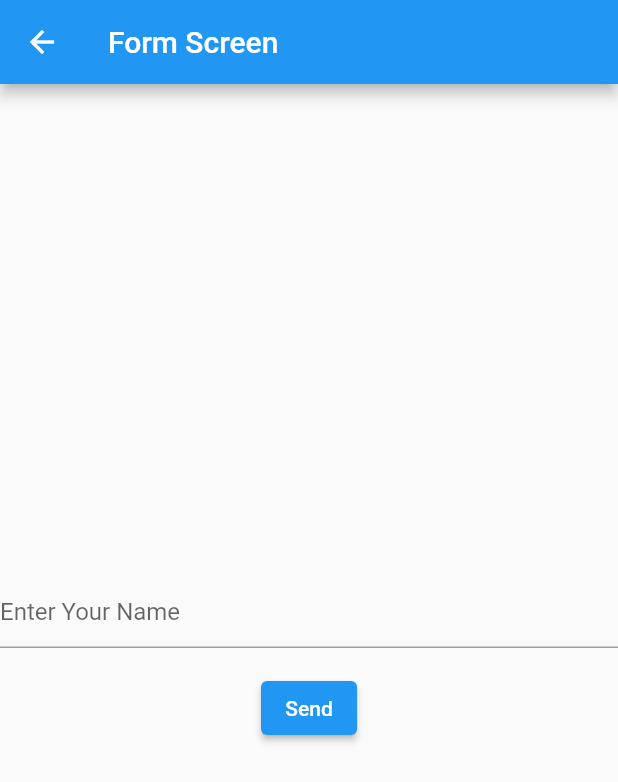
After one commit to AlamNur99/quotes-app-flutter, a Flutter app: the screen it shows after launch, after a tap on the "quiz" icon, on a phone screen of 412 x 824 dp. The commit adds this screen. Shown: the top 782 px of the screen. Run offline on Flutter 3.47's test engine with Material 2 defaults, Android fonts, the phone set to English and light mode, and no system bars.

Commit message:
return data from new page

```diff
--- a/lib/main.dart
+++ b/lib/main.dart
@@ -1,9 +1,7 @@
+import 'package:declarative_navigation/routes/page_manager.dart';
 import 'package:declarative_navigation/routes/router_delegate.dart';
-import 'package:declarative_navigation/screen/quote_detail_screen.dart';
-import 'package:declarative_navigation/screen/quotes_list_screen.dart';
 import 'package:flutter/material.dart';
-
-import 'model/quote.dart';
+import 'package:provider/provider.dart';
 
 void main() {
   runApp(const QuotesApp());
@@ -27,11 +25,14 @@ class _QuotesAppState extends State<QuotesApp> {
 
   @override
   Widget build(BuildContext context) {
-    return MaterialApp(
-      title: 'Quotes App',
-      home: Router(
-        routerDelegate: myRouterDelegate,
-        backButtonDispatcher: RootBackButtonDispatcher(),
+    return ChangeNotifierProvider(
+      create: (context) => PageManager(),
+      child: MaterialApp(
+        title: 'Quotes App',
+        home: Router(
+          routerDelegate: myRouterDelegate,
+          backButtonDispatcher: RootBackButtonDispatcher(),
+        ),
       ),
     );
   }
--- /dev/null
+++ b/lib/routes/page_manager.dart
@@ -0,0 +1,16 @@
+import 'dart:async';
+
+import 'package:flutter/material.dart';
+
+class PageManager<String> extends ChangeNotifier {
+  late Completer<String> _completer;
+
+  Future<String> waitForResult() async {
+    _completer = Completer<String>();
+    return _completer.future;
+  }
+
+  void returnData(String value) {
+    _completer.complete(value);
+  }
+}
--- a/lib/routes/router_delegate.dart
+++ b/lib/routes/router_delegate.dart
@@ -1,3 +1,4 @@
+import 'package:declarative_navigation/screen/form_screen.dart';
 import 'package:flutter/material.dart';
 
 import '../model/quote.dart';
@@ -11,6 +12,7 @@ class MyRouterDelegate extends RouterDelegate
   MyRouterDelegate() : _navigatorKey = GlobalKey<NavigatorState>();
 
   String? selectedQuote;
+  bool isForm = false;
 
   @override
   Widget build(BuildContext context) {
@@ -25,6 +27,10 @@ class MyRouterDelegate extends RouterDelegate
               selectedQuote = quoteId;
               notifyListeners();
             },
+            toFormScreen: () {
+              isForm = true;
+              notifyListeners();
+            },
           ),
         ),
         if (selectedQuote != null)
@@ -32,6 +38,16 @@ class MyRouterDelegate extends RouterDelegate
             key: ValueKey("QuoteDetailsPage-$selectedQuote"),
             child: QuoteDetailsScreen(
               quoteId: selectedQuote!,
+            ),
+          ),
+        if (isForm)
+          MaterialPage(
+            key: const ValueKey("FormScreen"),
+            child: FormScreen(
+              onSend: () {
+                isForm = false;
+                notifyListeners();
+              },
             ),
           ),
       ],
@@ -42,6 +58,7 @@ class MyRouterDelegate extends RouterDelegate
         }
 
         selectedQuote = null;
+        isForm = false;
         notifyListeners();
 
         return true;
--- /dev/null
+++ b/lib/screen/form_screen.dart
@@ -0,0 +1,50 @@
+import 'package:declarative_navigation/routes/page_manager.dart';
+import 'package:flutter/material.dart';
+import 'package:provider/provider.dart';
+
+class FormScreen extends StatefulWidget {
+  final Function onSend;
+  const FormScreen({
+    super.key,
+    required this.onSend,
+  });
+
+  @override
+  State<FormScreen> createState() => _FormScreenState();
+}
+
+class _FormScreenState extends State<FormScreen> {
+  final _textController = TextEditingController();
+  @override
+  Widget build(BuildContext context) {
+    return Scaffold(
+      appBar: AppBar(
+        title: const Text("Form Screen"),
+      ),
+      body: Center(
+        child: Column(
+          mainAxisAlignment: MainAxisAlignment.center,
+          children: [
+            TextField(
+              controller: _textController,
+              decoration: const InputDecoration(
+                hintText: "Enter Your Name",
+              ),
+            ),
+            const SizedBox(
+              height: 16,
+            ),
+            ElevatedButton(
+              onPressed: () {
+                final name = _textController.text;
+                widget.onSend;
+                context.read<PageManager<String>>().returnData(name);
+              },
+              child: const Text("Send"),
+            ),
+          ],
+        ),
+      ),
+    );
+  }
+}
--- a/lib/screen/quotes_list_screen.dart
+++ b/lib/screen/quotes_list_screen.dart
@@ -1,15 +1,19 @@
+import 'package:declarative_navigation/routes/page_manager.dart';
 import 'package:flutter/material.dart';
+import 'package:provider/provider.dart';
 
 import '../model/quote.dart';
 
 class QuotesListScreen extends StatelessWidget {
   final List<Quote> quotes;
   final Function(String) onTapped;
+  final Function() toFormScreen;
 
   const QuotesListScreen({
     Key? key,
     required this.quotes,
     required this.onTapped,
+    required this.toFormScreen,
   }) : super(key: key);
 
   @override
@@ -17,6 +21,22 @@ class QuotesListScreen extends StatelessWidget {
     return Scaffold(
       appBar: AppBar(
         title: const Text("Quotes App"),
+        actions: [
+          IconButton(
+            onPressed: () async {
+              final scaffoldMessengerState = ScaffoldMessenger.of(context);
+              toFormScreen();
+              final dataString =
+                  await context.read<PageManager<String>>().waitForResult();
+              scaffoldMessengerState.showSnackBar(
+                SnackBar(
+                  content: Text("My Name is $dataString"),
+                ),
+              );
+            },
+            icon: const Icon(Icons.quiz),
+          ),
+        ],
       ),
       body: ListView(
         children: [
--- a/pubspec.yaml
+++ b/pubspec.yaml
@@ -13,6 +13,7 @@ dependencies:
     sdk: flutter
 
   cupertino_icons: ^1.0.2
+  provider: ^6.0.5
 
 dev_dependencies:
   flutter_test:
```
Also changed, not shown: pubspec.lock.
